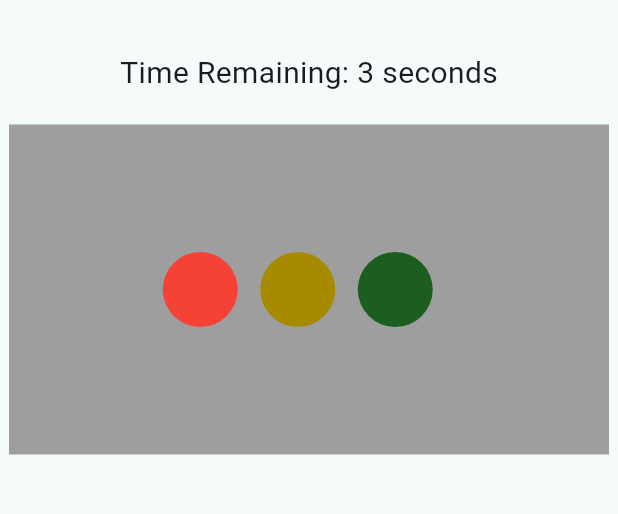
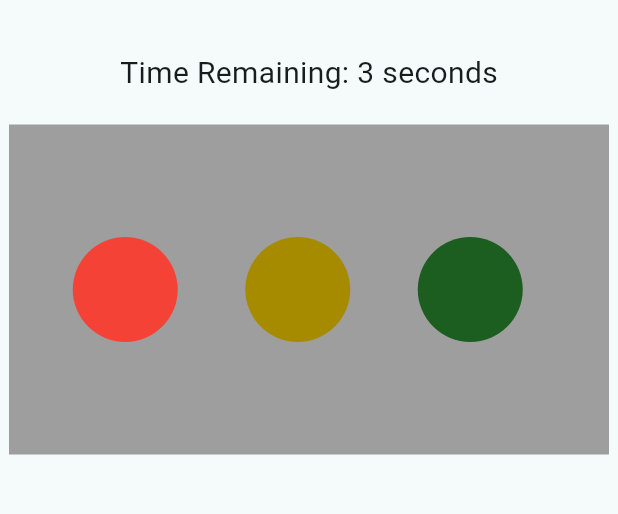
Before and after one commit to AndyPhuHuynh/CS410-SP2025-Traffic-Light-System, a Flutter app: the screen it shows after launch, on a phone screen of 412 x 824 dp, the part 63-577 px from its top. Run offline on Flutter 3.47's test engine with Material 3 defaults, Android fonts, the phone set to English and light mode, and no system bars.

Commit message:
Traffic Light (10 sec on Red/Green, 5 on Yellow)

```diff
--- a/lib/main.dart
+++ b/lib/main.dart
@@ -1,8 +1,7 @@
 import 'package:flutter/material.dart'; // import for user interface
 import 'dart:async'; // import for timer
 
-// the main() is the start of everything
-void main() {
+void main() { // the main() is the start of everything
   runApp(const TrafficLightApp()); // call the application
 }
 
@@ -13,12 +12,14 @@ class TrafficLightApp extends StatelessWidget { // TrafficLightApp class
   @override // good practice to make sure method overrides superclass
     // Widget will structure and layout to the visual elements
     Widget build(BuildContext context) { // building block
-    return MaterialApp(
+    // MaterialApp sets up the application's structure
+     return MaterialApp( // the root widget for the application
       debugShowCheckedModeBanner: false, // to remove the debug banner
       title: 'Traffic Lights', // title of the application
       theme: ThemeData( // theme of application
         colorScheme: ColorScheme.fromSeed(seedColor: Colors.grey), // color
       ),
+      // home property defines the application's home page
       home: TrafficModule(title: 'Traffic Lights'),
     );
   }
@@ -26,7 +27,7 @@ class TrafficLightApp extends StatelessWidget { // TrafficLightApp class
 
 // the homepage of application
 class TrafficModule extends StatefulWidget {
-  final String title;
+  final String title; // the title of application
 
   const TrafficModule({super.key, required this.title}); // constructor
 
@@ -39,6 +40,7 @@ class TrafficModule extends StatefulWidget {
 // the state of the homepage
 class _TrafficModuleState extends State<TrafficModule> {
   int _remainingTime = 10; // Initial time in seconds
+  // declare Timer class which can be null or active timer
   Timer? _timer;
 
   // the track which light is turned on
@@ -46,17 +48,19 @@ class _TrafficModuleState extends State<TrafficModule> {
 
   @override
   void initState() { // the initial state
-    super.initState();
-    startTimer();
+    super.initState(); // calls the parent class's initState()
+    startTimer(); // call the timer start function
   }
 
   void startTimer() { // start the timer and change the color
-    // timer period
+    // timer period of 1 second (constantly 1 second periods)
     _timer = Timer.periodic(const Duration(seconds: 1), (timer) {
+      // the state of the lights depending on the time
       setState(() {
         if (_remainingTime > 0) { // time greater than 0
           _remainingTime--; // decrement by 1
         } else {
+          // when 0 change the light
           changeLight(); // call the function to change the light
         }
       });
@@ -65,8 +69,8 @@ class _TrafficModuleState extends State<TrafficModule> {
 
   void yellowTimer(int yORn) { // for the case of the yellow timer
     _timer?.cancel(); // cancel current time
-    _remainingTime = yORn;
-    startTimer();
+    _remainingTime = yORn; // set the new time depending on previous color
+    startTimer(); // call the timer function again
   }
 
   // Function to change light color
@@ -84,41 +88,41 @@ class _TrafficModuleState extends State<TrafficModule> {
   @override
   void dispose() { // function to clean up the widget
     _timer?.cancel(); // Cancel the timer to prevent memory leaks
-    super.dispose();
+    super.dispose(); // used to clean up, cancel timer
   }
 
   // the build the traffic light circles
   Widget lightCircle(Color dimColor, Color brightColor, bool isActive) {
     return Container(
-      width: 50.0,
-      height: 50.0,
+      width: 100.0, // width
+      height: 100.0, // height
       // margin adds space outside the widget's boundary (for neatness)
       margin: const EdgeInsets.symmetric(vertical: 15.0),
       decoration: BoxDecoration(
         // if is Active then brightColor else dimColor
         color: isActive ? brightColor : dimColor, // bright or dull color
-        shape: BoxShape.circle,
+        shape: BoxShape.circle, // circle lights
       ),
     );
   }
 
   Widget lightedCircle() {
     // basic structure for design
-    return Container(
-      width: 300,
+    return Container( // hold the three lights together
+      width: 400,
       height: 100,
       decoration: BoxDecoration(
-        color: Colors.grey,
-        borderRadius: BorderRadius.circular(12),
+        color: Colors.grey, // color
+        borderRadius: BorderRadius.circular(12), // border
       ),
-      child: Row (
-        mainAxisAlignment: MainAxisAlignment.center,
+      child: Row ( // place the three lights in a row (next to each other)
+        mainAxisAlignment: MainAxisAlignment.center, // center the three lights
         children: [
           // Red
-          lightCircle(
-            Color(0xFF5A0000),
-            Colors.red,
-            _currentLight == 1,
+          lightCircle( // call the previously made widget
+            Color(0xFF5A0000), // dull red (off)
+            Colors.red, // brighter red (on)
+            _currentLight == 1, // which index that would signal on
           ),
           const SizedBox(width: 15),
           // Yellow
@@ -134,7 +138,7 @@ class _TrafficModuleState extends State<TrafficModule> {
             Colors.green,
             _currentLight == 3
             ),
-          const SizedBox(width: 15),
+          const SizedBox(width: 15), // to prevent overlapping of lights
         ],
     ),
     );
@@ -151,10 +155,10 @@ class _TrafficModuleState extends State<TrafficModule> {
           children: [ // more than one widget
             const SizedBox(height: 20), // display the time
             Text(
-              'Time Remaining: $_remainingTime seconds',
-                style: const TextStyle(fontSize: 20),
+              'Time Remaining: $_remainingTime seconds', // text
+                style: const TextStyle(fontSize: 20), // font
             ),
-            const SizedBox(height: 20),
+            const SizedBox(height: 20), // prevent overlapping
 
             // the traffic light module
             Container(
@@ -169,7 +173,7 @@ class _TrafficModuleState extends State<TrafficModule> {
               ),
             ),
 
-            const SizedBox(height: 20),
+            const SizedBox(height: 20), // prevent overlapping
 
           ],
         ),
```
